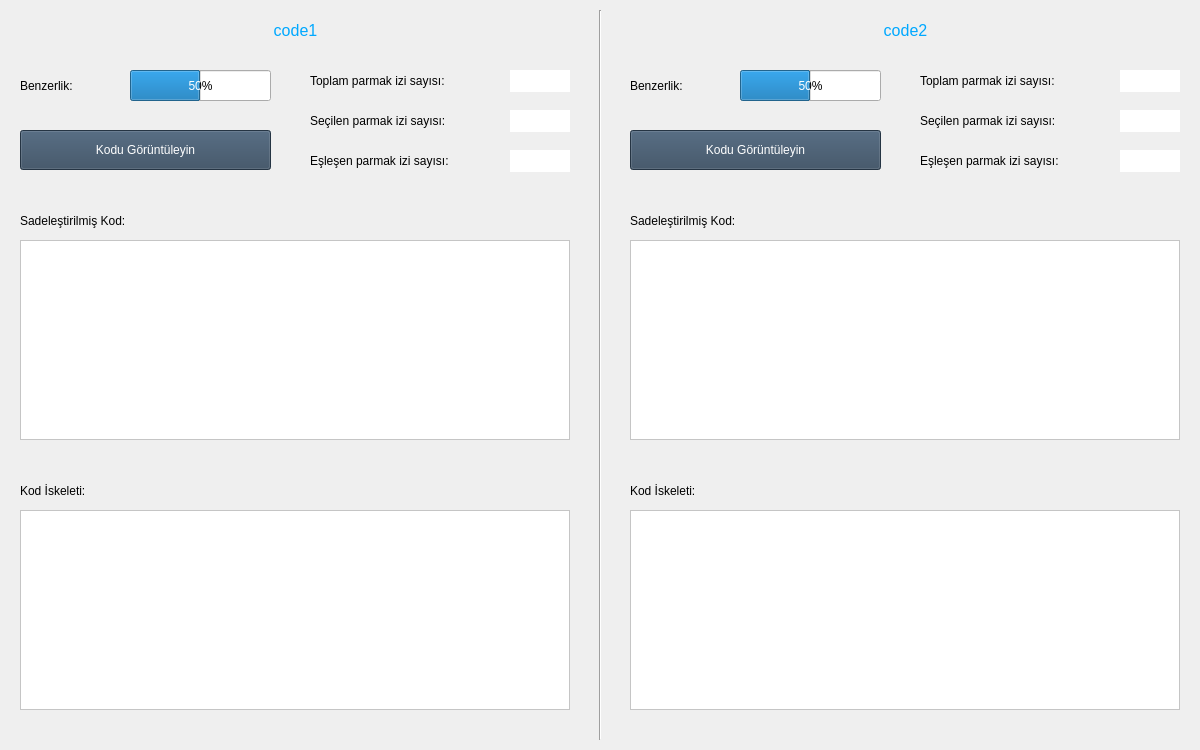
Qt form detailwindow.ui (mceneli/AraProje) before a commit.
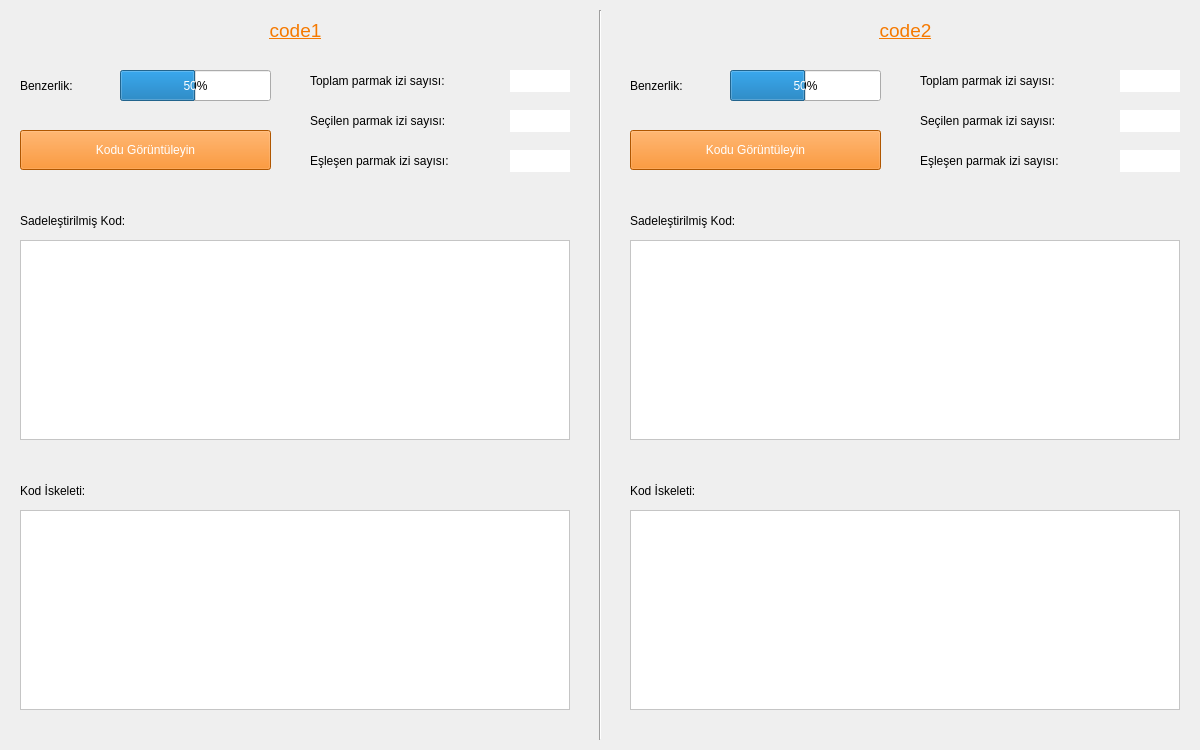
The same form after that commit. Icons and pictures are not drawn.

What changed in the file:
```diff
--- a/detailwindow.ui
+++ b/detailwindow.ui
@@ -178,13 +178,16 @@
    </property>
    <property name="font">
     <font>
-     <pointsize>12</pointsize>
+     <pointsize>14</pointsize>
+     <italic>false</italic>
+     <underline>true</underline>
+     <strikeout>false</strikeout>
     </font>
    </property>
    <property name="styleSheet">
     <string notr="true">QLabel
 {
-	color: #00a8ff;
+	color: rgb(245, 121, 0);
 }</string>
    </property>
    <property name="text">
@@ -205,13 +208,16 @@
    </property>
    <property name="font">
     <font>
-     <pointsize>12</pointsize>
+     <pointsize>14</pointsize>
+     <italic>false</italic>
+     <underline>true</underline>
+     <strikeout>false</strikeout>
     </font>
    </property>
    <property name="styleSheet">
     <string notr="true">QLabel
 {
-	color: #00a8ff;
+	color: rgb(245, 121, 0);
 }</string>
    </property>
    <property name="text">
@@ -224,9 +230,9 @@
   <widget class="QProgressBar" name="simBar1">
    <property name="geometry">
     <rect>
-     <x>130</x>
+     <x>120</x>
      <y>70</y>
-     <width>141</width>
+     <width>151</width>
      <height>31</height>
     </rect>
    </property>
@@ -266,9 +272,9 @@
   <widget class="QProgressBar" name="simBar2">
    <property name="geometry">
     <rect>
-     <x>740</x>
+     <x>730</x>
      <y>70</y>
-     <width>141</width>
+     <width>151</width>
      <height>31</height>
     </rect>
    </property>
@@ -291,7 +297,7 @@
    <property name="styleSheet">
     <string notr="true">QPushButton
 {
-	background: #34495e;
+	background: rgb(245, 121, 0);
 	color: #FFF;
 }</string>
    </property>
@@ -311,7 +317,7 @@
    <property name="styleSheet">
     <string notr="true">QPushButton
 {
-	background: #34495e;
+	background: rgb(245, 121, 0);
 	color: #FFF;
 }</string>
    </property>
```
Left out of the diff: 40 changed lines with no effect on the pictures.
